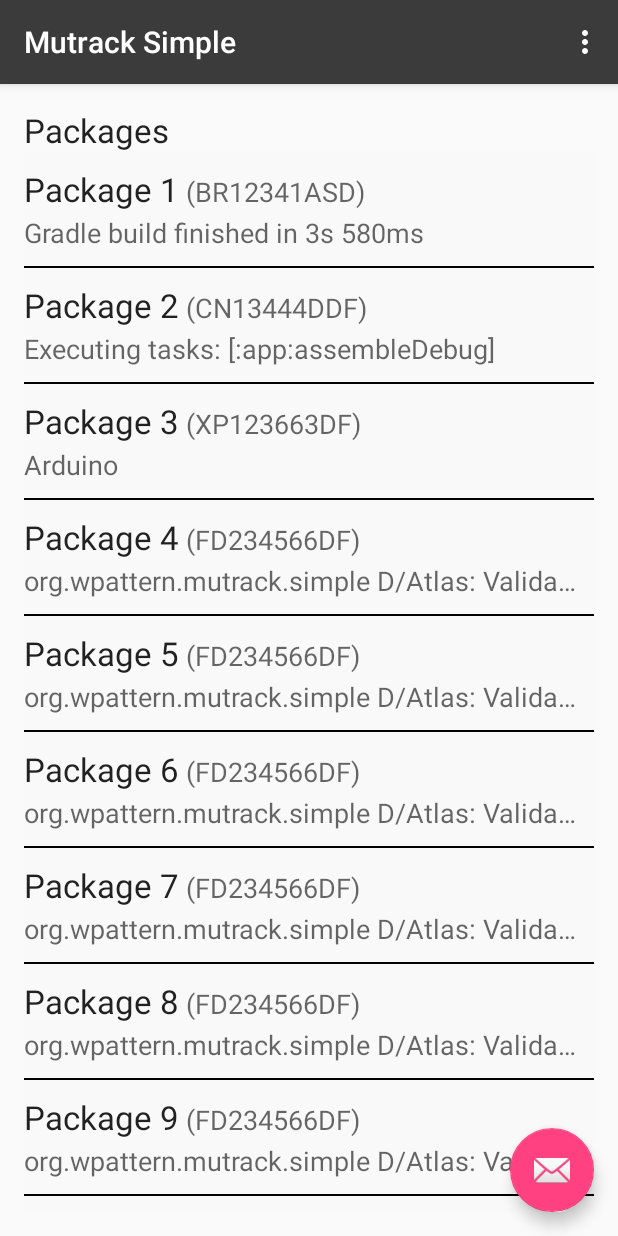
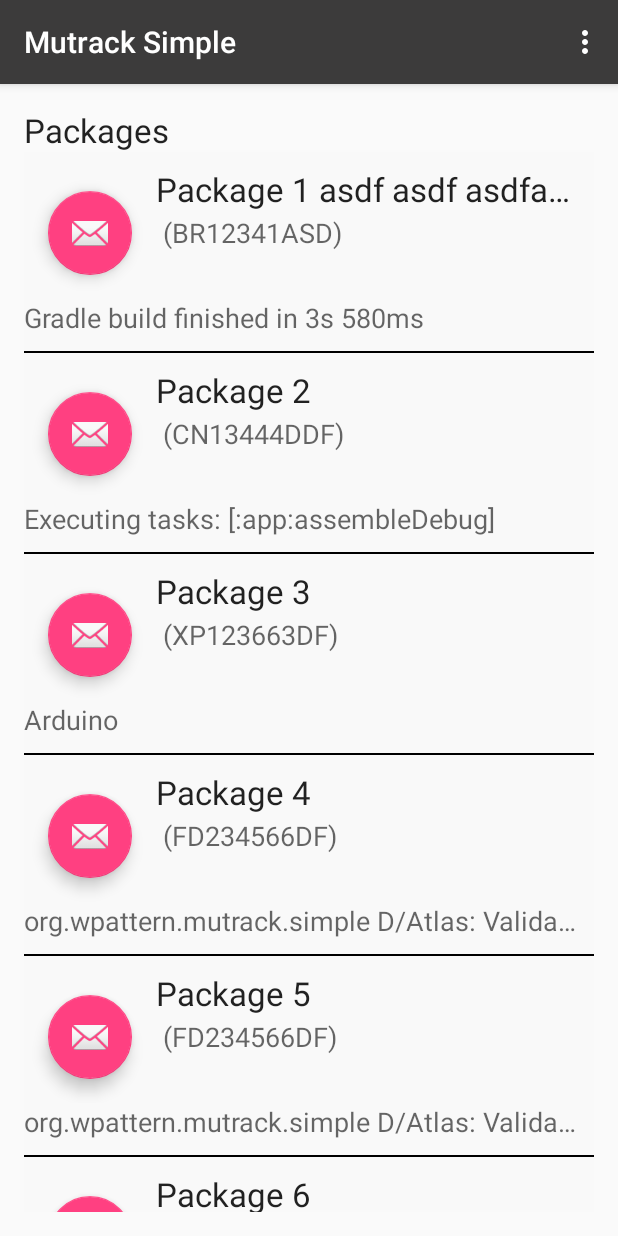
Before and after one commit to bbranquinho/wpattern-mutrack-simple, an Android app: the screen it shows after launch (MainActivity), on a phone screen of 412 x 824 dp. Run offline under Robolectric (Android 15) with nearby library versions, the phone set to English and light mode, and no system bars.

Commit message:
Adding new actions.

```diff
--- a/wpattern-mutrack-android/app/src/main/java/org/wpattern/mutrack/simple/MainActivity.java
+++ b/wpattern-mutrack-android/app/src/main/java/org/wpattern/mutrack/simple/MainActivity.java
@@ -17,17 +17,6 @@ public class MainActivity extends AppCompatActivity {
         setContentView(R.layout.activity_main);
         Toolbar toolbar = (Toolbar) findViewById(R.id.toolbar);
         setSupportActionBar(toolbar);
-
-        FloatingActionButton fab = (FloatingActionButton) findViewById(R.id.fab);
-        fab.setOnClickListener(new View.OnClickListener() {
-            @Override
-            public void onClick(View view) {
-                Snackbar.make(view, "Replace with your own action", Snackbar.LENGTH_LONG)
-                        .setAction("Action", null).show();
-            }
-        });
-
-
     }
 
     @Override
--- a/wpattern-mutrack-android/app/src/main/java/org/wpattern/mutrack/simple/packagee/PackageeAdapter.java
+++ b/wpattern-mutrack-android/app/src/main/java/org/wpattern/mutrack/simple/packagee/PackageeAdapter.java
@@ -1,6 +1,8 @@
 package org.wpattern.mutrack.simple.packagee;
 
 import android.content.Context;
+import android.support.design.widget.FloatingActionButton;
+import android.support.design.widget.Snackbar;
 import android.view.LayoutInflater;
 import android.view.View;
 import android.view.ViewGroup;
@@ -19,7 +21,7 @@ public class PackageeAdapter extends ArrayAdapter<PackageeBean> {
 
     @Override
     public View getView(int position, View convertView, ViewGroup parent) {
-        PackageeBean packagee = getItem(position);
+        final PackageeBean packagee = getItem(position);
 
         if (convertView == null) {
             convertView = LayoutInflater.from(getContext()).inflate(R.layout.packagee_row_fragment, parent, false);
@@ -33,6 +35,21 @@ public class PackageeAdapter extends ArrayAdapter<PackageeBean> {
         codeTextView.setText(packagee.getCode());
         descriptionTextView.setText(packagee.getDescription());
 
+        FloatingActionButton fab = (FloatingActionButton)convertView.findViewById(R.id.buttonDelete);
+
+        fab.setOnClickListener(new View.OnClickListener() {
+            @Override
+            public void onClick(View view) {
+                Snackbar.make(view, "Deleted the package \"" + packagee.getName() + "\"", Snackbar.LENGTH_LONG)
+                        .setAction("Code", new View.OnClickListener() {
+                            @Override
+                            public void onClick(View view) {
+                                Snackbar.make(view, "Code: " + packagee.getCode(), Snackbar.LENGTH_LONG).show();
+                            }
+                        }).show();
+            }
+        });
+
         return convertView;
     }
 }
--- a/wpattern-mutrack-android/app/src/main/java/org/wpattern/mutrack/simple/packagee/PackageeListFragment.java
+++ b/wpattern-mutrack-android/app/src/main/java/org/wpattern/mutrack/simple/packagee/PackageeListFragment.java
@@ -26,7 +26,7 @@ public class PackageeListFragment extends ListFragment {
 
         ArrayList<PackageeBean> packagees = new ArrayList<>();
 
-        packagees.add(new PackageeBean("Package 1", "BR12341ASD", "Gradle build finished in 3s 580ms"));
+        packagees.add(new PackageeBean("Package 1 asdf asdf asdfa asdf adf", "BR12341ASD", "Gradle build finished in 3s 580ms"));
         packagees.add(new PackageeBean("Package 2", "CN13444DDF", "Executing tasks: [:app:assembleDebug]"));
         packagees.add(new PackageeBean("Package 3", "XP123663DF", "Arduino"));
         packagees.add(new PackageeBean("Package 4", "FD234566DF", "org.wpattern.mutrack.simple D/Atlas: Validating map"));
@@ -51,13 +51,13 @@ public class PackageeListFragment extends ListFragment {
 
         getListView().setDivider(ContextCompat.getDrawable(getActivity(), android.R.color.black));
         getListView().setDividerHeight(2);
+
+
     }
 
     @Override
     public void onListItemClick(ListView l, View v, int position, long id) {
         super.onListItemClick(l, v, position, id);
-
-
     }
 
 }
--- a/wpattern-mutrack-android/app/src/main/res/layout/activity_main.xml
+++ b/wpattern-mutrack-android/app/src/main/res/layout/activity_main.xml
@@ -23,12 +23,4 @@
 
     <include layout="@layout/content_main" />
 
-    <android.support.design.widget.FloatingActionButton
-        android:id="@+id/fab"
-        android:layout_width="wrap_content"
-        android:layout_height="wrap_content"
-        android:layout_gravity="bottom|end"
-        android:layout_margin="@dimen/fab_margin"
-        android:src="@android:drawable/ic_dialog_email" />
-
 </android.support.design.widget.CoordinatorLayout>
--- a/wpattern-mutrack-android/app/src/main/res/layout/packagee_row_fragment.xml
+++ b/wpattern-mutrack-android/app/src/main/res/layout/packagee_row_fragment.xml
@@ -20,6 +20,19 @@
             android:layout_width="match_parent"
             android:layout_height="match_parent">
 
+            <android.support.design.widget.FloatingActionButton
+                android:id="@+id/buttonDelete"
+                android:layout_width="wrap_content"
+                android:layout_height="wrap_content"
+                android:layout_gravity="bottom|end"
+                android:layout_margin="@dimen/fab_margin"
+                android:src="@android:drawable/ic_dialog_email" />
+
+            <LinearLayout
+                android:orientation="vertical"
+                android:layout_width="match_parent"
+                android:layout_height="match_parent">
+
                 <TextView
                     android:layout_width="wrap_content"
                     android:layout_height="wrap_content"
@@ -30,6 +43,11 @@
                     android:ellipsize="end"
                     android:singleLine="true"
                     android:layout_marginBottom="2dp" />
+
+                <LinearLayout
+                    android:orientation="horizontal"
+                    android:layout_width="match_parent"
+                    android:layout_height="match_parent">
 
                     <TextView
                         android:layout_width="wrap_content"
@@ -56,6 +74,8 @@
                         android:textAppearance="?android:attr/textAppearanceMedium"
                         android:text=")"
                         android:id="@+id/textView2" />
+                </LinearLayout>
+            </LinearLayout>
 
         </LinearLayout>
 
```
Lines whose indentation alone changed are shown as unchanged.
